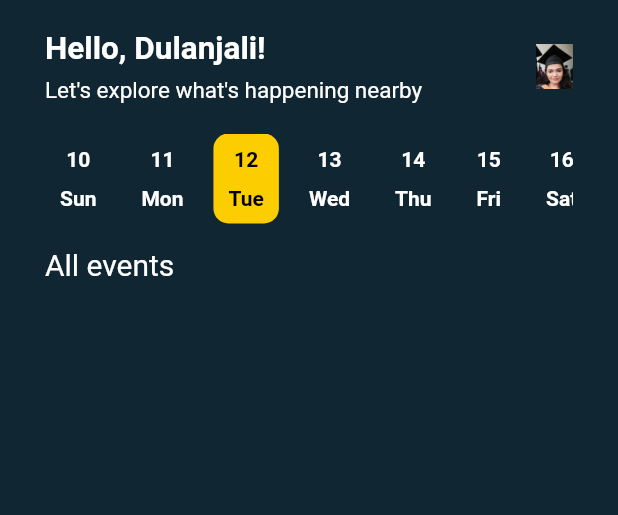
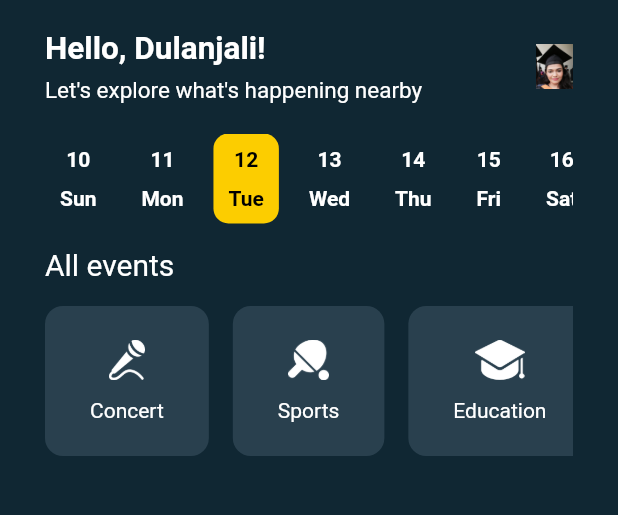
Before and after one commit to DulanjaliSenarathna/uvento, a Flutter app: the HomeScreen screen opened directly, on a phone screen of 412 x 824 dp, the part 132-647 px from its top. Run offline on Flutter 3.47's test engine with Material 2 defaults, Android fonts, the phone set to English and light mode, and no system bars.

Commit message:
All Events Done

```diff
--- a/lib/home.dart
+++ b/lib/home.dart
@@ -110,8 +110,19 @@ class _HomeScreenState extends State<HomeScreen> {
                     color: Colors.white,
                     fontSize: 20,
                   ),),
+                  SizedBox(height: 16,),
                   Container(
-
+                    height: 100,
+                  child: ListView.builder(
+                      itemCount : events.length,
+                  shrinkWrap: true,
+                  scrollDirection: Axis.horizontal,
+                  itemBuilder: (context, index){
+                        return EventTile(
+                          imgAssetPath: events[index].imgAssetPath,
+                          eventType: events[index].eventType,
+                        );
+                  }),
                   ),
                 ],
               ),
@@ -164,12 +175,18 @@ class EventTile extends StatelessWidget {
   @override
   Widget build(BuildContext context) {
     return Container(
-      color: Color(0xff29404E),
+      padding: EdgeInsets.symmetric(horizontal: 30),
+      margin: EdgeInsets.only(right: 16),
+      decoration: BoxDecoration(
+        color: Color(0xff29404E),
+        borderRadius: BorderRadius.circular(12),
+      ),
       child: Column(
+        mainAxisAlignment: MainAxisAlignment.center,
         children: <Widget>[
-          Image.asset("assets/concert.png",height: 40,),
-          SizedBox(height: 8,),
-          Text("Concert", style: TextStyle(
+          Image.asset(imgAssetPath,height: 27,),
+          SizedBox(height: 12,),
+          Text(eventType, style: TextStyle(
             color: Colors.white,
           ),),
         ],
```
